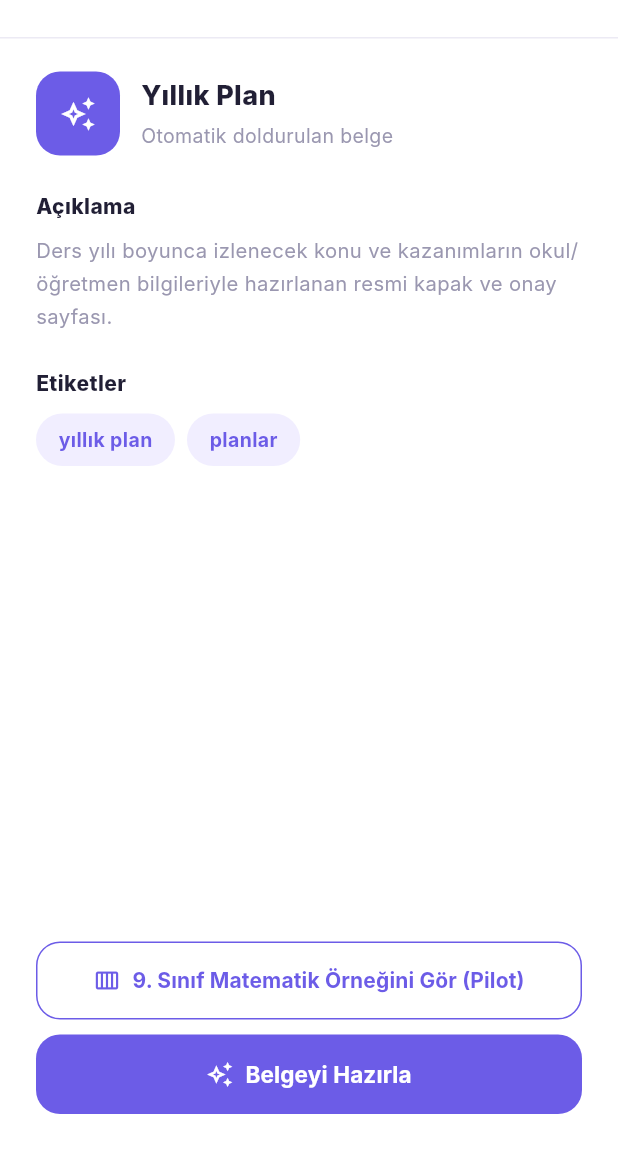
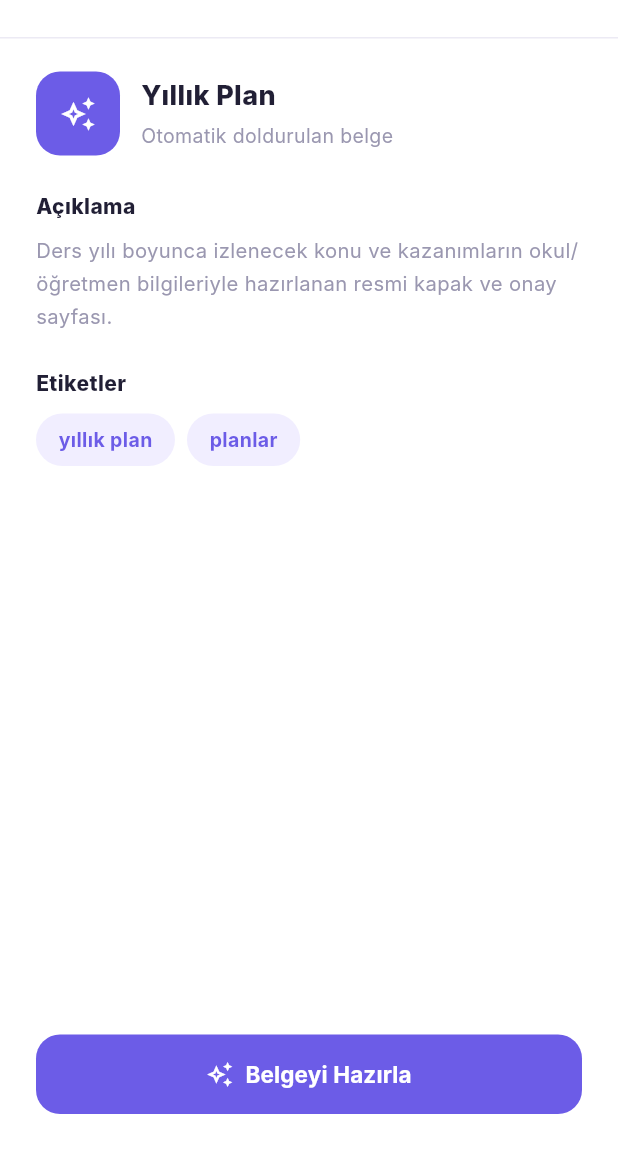
Before and after one commit to anilbatir/EVRAK, a Flutter app: the screen it shows after launch, after a tap on "Giriş Yap", after a tap on "Yıllık Plan", on a phone screen of 412 x 824 dp, the part 83-1236 px from its top. Run offline on Flutter 3.47's test engine with Material 3 defaults, Android fonts, the phone set to English and light mode, and no system bars; our stand-ins replace pdf, share_plus, shared_preferences, sqflite; accounts and stored records are empty; Roboto replaces fonts that are missing (Inter).

Commit message:
Haftalık kazanım pilot butonunu sadece Kazanımlar'a taşı
Yanlışlıkla hem Yıllık Plan hem Kazanımlar'a eklemiştim. Doğrusu:
Yıllık Plan tek belgede tüm yılı içeren normal bir şablon olarak
kalmalı (mevcut Belgeyi Hazırla akışı); hafta hafta detaylı görüntüleme
sadece Kazanımlar'a tıklayınca açılmalı.

```diff
--- a/lib/screens/document_template_detail_screen.dart
+++ b/lib/screens/document_template_detail_screen.dart
@@ -5,10 +5,12 @@ import '../theme/app_theme.dart';
 import 'prepare_document_screen.dart';
 import 'weekly_plan_screen.dart';
 
-/// Templates for which a pilot Yıllık Plan (real MEB curriculum data,
-/// browsable week by week) is available. Currently only 9. Sınıf
-/// Matematik - see assets/plans/9-matematik.json.
-const _weeklyPlanPilotTemplateIds = {'PLN-001', 'KZN-001'};
+/// Templates for which a pilot weekly kazanım viewer (real MEB curriculum
+/// data, browsable week by week) is available. Currently only Kazanımlar
+/// -> 9. Sınıf Matematik - see assets/plans/9-matematik.json. Yıllık Plan
+/// stays a normal single-document template (the whole year in one file);
+/// only Kazanımlar opens the week-by-week screen.
+const _weeklyPlanPilotTemplateIds = {'KZN-001'};
 
 /// Detail screen for a template-backed document (real, dynamically
 /// generated) as opposed to the static demo `EvrakDocument` catalog.
```
